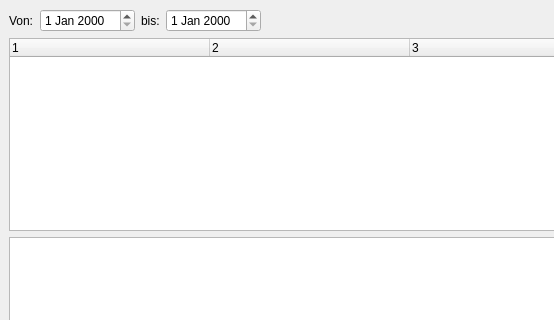
Above: reportdlg.ui from marcohartung/TimeLog before the change; both pictures show x 0 to 554 and y 0 to 320 of the 640 by 480 pixel window. Below: the same form after it.
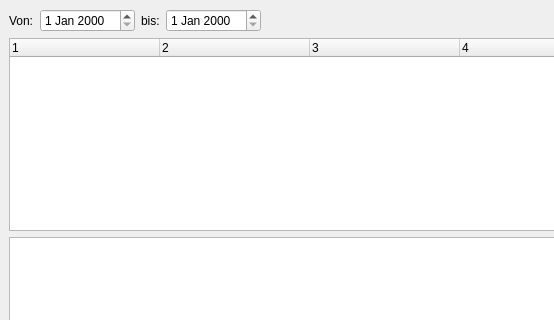
That is the form after the change.

```diff
--- a/reportdlg.ui
+++ b/reportdlg.ui
@@ -84,10 +84,10 @@
       <item>
        <widget class="QTreeWidget" name="twOverview">
         <property name="columnCount">
-         <number>3</number>
+         <number>4</number>
         </property>
         <attribute name="headerDefaultSectionSize">
-         <number>200</number>
+         <number>150</number>
         </attribute>
         <column>
          <property name="text">
@@ -104,6 +104,11 @@
           <string notr="true">3</string>
          </property>
         </column>
+        <column>
+         <property name="text">
+          <string notr="true">4</string>
+         </property>
+        </column>
        </widget>
       </item>
       <item>
```
